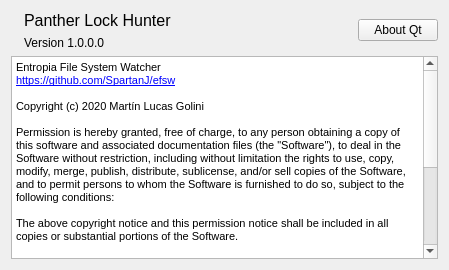
The window that tababout.ui (khangthk/PantherLockHunter) describes before a commit, drawn with Qt 5.
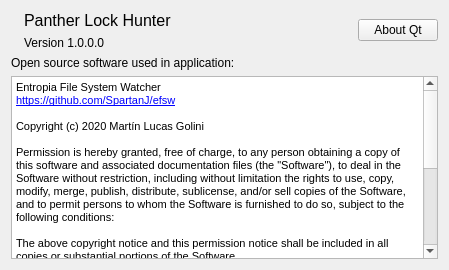
The same window after the commit. Icons and pictures are not drawn.

Commit message: Add text to describe the open source used

Patch:
```diff
--- a/tababout.ui
+++ b/tababout.ui
@@ -80,6 +80,13 @@
      </item>
     </layout>
    </item>
+   <item>
+    <widget class="QLabel" name="openSourceSW">
+     <property name="text">
+      <string>Open source software used in application:</string>
+     </property>
+    </widget>
+   </item>
    <item>
     <widget class="QTextBrowser" name="textBrowser">
      <property name="html">
```
